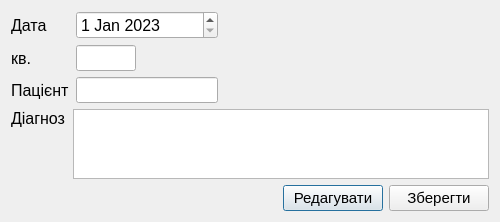
The window that pyqt_files/diagnosis_view.ui (LiquorProg/katalog) describes before a commit, drawn with Qt 5.
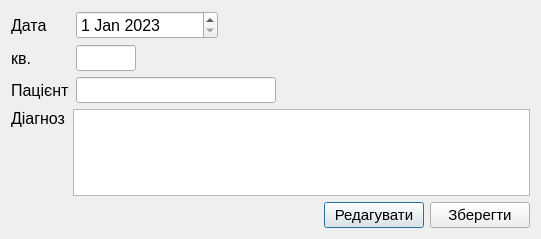
The same window after the commit.

Diff of the .ui file:
```diff
--- a/pyqt_files/diagnosis_view.ui
+++ b/pyqt_files/diagnosis_view.ui
@@ -6,8 +6,8 @@
    <rect>
     <x>0</x>
     <y>0</y>
-    <width>500</width>
-    <height>218</height>
+    <width>541</width>
+    <height>239</height>
    </rect>
   </property>
   <property name="minimumSize">
@@ -99,6 +99,12 @@
          <verstretch>0</verstretch>
         </sizepolicy>
        </property>
+       <property name="minimumSize">
+        <size>
+         <width>200</width>
+         <height>0</height>
+        </size>
+       </property>
        <property name="font">
         <font>
          <pointsize>11</pointsize>
```
Left out of the diff: 212 changed lines with no effect on the pictures.
